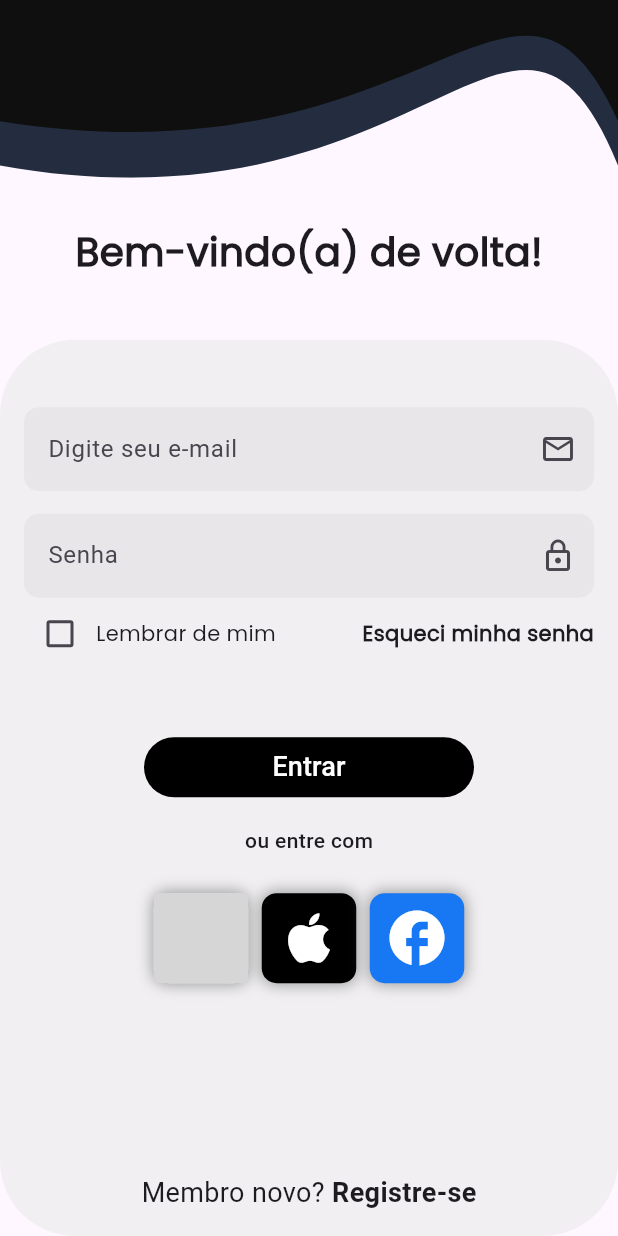
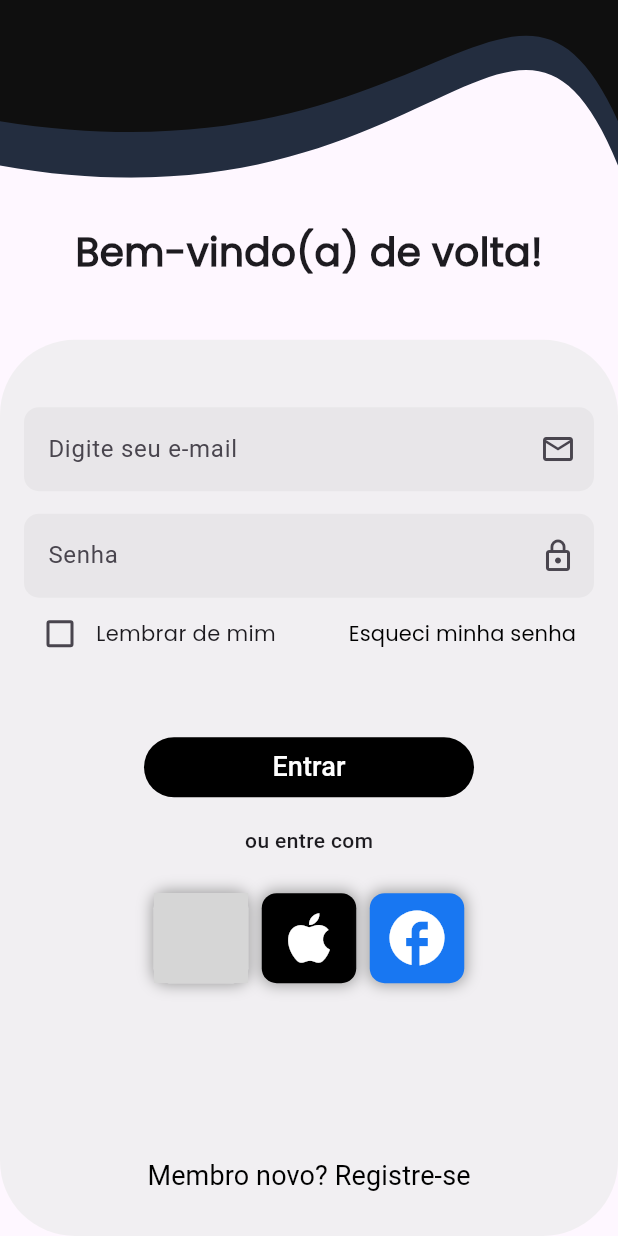
Before and after one commit to guiquerentino/daily, a Flutter app: the screen it shows after launch, on a phone screen of 412 x 824 dp. Run offline on Flutter 3.47's test engine with Material 3 defaults, Android fonts, the phone set to English and light mode, and no system bars; our stand-ins replace flutter_svg, gap; network calls fail; grey boxes are pictures that could not be loaded.

Commit message:
feat: adicionando rotas de login

```diff
--- a/daily/lib/main.dart
+++ b/daily/lib/main.dart
@@ -1,4 +1,10 @@
+import 'package:daily/pages/AccountCreationPage.dart';
+import 'package:daily/pages/ConfirmEmailCodePage.dart';
+import 'package:daily/pages/ForgotPasswordPage.dart';
 import 'package:daily/pages/LoginPage.dart';
+import 'package:daily/pages/PasswordCodeVerificationPage.dart';
+import 'package:daily/pages/SuccesfullAccountCreatedPage.dart';
+import 'package:daily/pages/SucessfullPasswordChangedPage.dart';
 import 'package:flutter/material.dart';
 
 void main() {
@@ -16,9 +22,15 @@ class MyApp extends StatelessWidget {
         colorScheme: ColorScheme.fromSeed(seedColor: Colors.deepPurple),
         useMaterial3: true,
       ),
-      home: const Scaffold(
-        body: LoginPage(),
-      )
+      routes: {
+        '/': (_) => const LoginPage(),
+        '/forgotPassword': (_) => const ForgotPasswordPage(),
+        '/passCodeVerification': (_) => const PasswordCodeVerification(),
+        '/createAccount': (_) => const AccountCreationPage(),
+        '/createAccountCodeVerification': (_) => const ConfirmEmailCodePage(),
+        '/sucessfulAccountCreated': (_) => const SucessfullAccountCreatedPage(),
+        '/sucessfulPasswordChanged': (_) => const SucessfullPasswordChangedPage()
+      },
     );
   }
 }
--- a/daily/lib/pages/ConfirmEmailCodePage.dart
+++ b/daily/lib/pages/ConfirmEmailCodePage.dart
@@ -105,6 +105,8 @@ class _ConfirmEmailCodePageState extends State<ConfirmEmailCodePage> {
                     onPressed: () {
                       String code = controllers.map((e) => e.text).join();
                       print("Código digitado: $code");
+
+                      Navigator.of(context).popAndPushNamed("/sucessfulAccountCreated");
                     },
                     style: ButtonStyle(
                         backgroundColor:
--- a/daily/lib/pages/LoginPage.dart
+++ b/daily/lib/pages/LoginPage.dart
@@ -25,7 +25,10 @@ class _LoginPageState extends State<LoginPage> {
           const Gap(31),
           const Text(
             "Bem-vindo(a) de volta!",
-            style: TextStyle(fontSize: 26, fontFamily: 'Poppins', fontWeight: FontWeight.bold),
+            style: TextStyle(
+                fontSize: 26,
+                fontFamily: 'Poppins',
+                fontWeight: FontWeight.bold),
           ),
           const Gap(40),
           Expanded(
@@ -104,11 +107,18 @@ class _LoginPageState extends State<LoginPage> {
                                           fontWeight: FontWeight.w300)),
                                 ],
                               ),
-                              const Text("Esqueci minha senha",
-                                  style: TextStyle(
-                                      fontSize: 14,
-                                      fontFamily: 'Poppins',
-                                      fontWeight: FontWeight.bold))
+                              TextButton(
+                                onPressed: () {
+                                  Navigator.of(context)
+                                      .pushNamed("/forgotPassword");
+                                },
+                                child: const Text("Esqueci minha senha",
+                                    style: TextStyle(
+                                        fontSize: 14,
+                                        color: Colors.black,
+                                        fontFamily: 'Poppins',
+                                        fontWeight: FontWeight.w400)),
+                              ),
                             ],
                           ),
                           const Gap(41),
@@ -140,18 +150,18 @@ class _LoginPageState extends State<LoginPage> {
                   ),
                   const DailySocialLogin(),
                   const Spacer(),
-                  const Padding(
-                    padding: EdgeInsets.all(16.0),
+                  Padding(
+                    padding: const EdgeInsets.all(16.0),
                     child: Row(
                       mainAxisAlignment: MainAxisAlignment.center,
                       children: [
-                        Text(
-                          "Membro novo?",
-                          style: TextStyle(fontSize: 18),
-                        ),
-                        Text(" Registre-se",
-                            style: TextStyle(
-                                fontSize: 18, fontWeight: FontWeight.bold))
+                        TextButton(
+                            onPressed: () {
+                              Navigator.of(context).pushNamed("/createAccount");
+                            },
+                            child: const Text("Membro novo? Registre-se",
+                                style: TextStyle(
+                                    fontSize: 18, color: Colors.black, fontWeight: FontWeight.w400))),
                       ],
                     ),
                   )
--- a/daily/lib/pages/SuccesfullAccountCreatedPage.dart
+++ b/daily/lib/pages/SuccesfullAccountCreatedPage.dart
@@ -27,7 +27,9 @@ class SucessfullAccountCreatedPage extends StatelessWidget {
         ),
       ),
       floatingActionButton: FloatingActionButton(
-          onPressed: () {},
+          onPressed: () {
+            Navigator.of(context).pop();
+          },
           backgroundColor: Colors.black,
           shape:
           RoundedRectangleBorder(borderRadius: BorderRadius.circular(100)),
--- a/daily/lib/pages/SucessfullPasswordChangedPage.dart
+++ b/daily/lib/pages/SucessfullPasswordChangedPage.dart
@@ -27,7 +27,9 @@ class SucessfullPasswordChangedPage extends StatelessWidget {
         ),
       ),
       floatingActionButton: FloatingActionButton(
-          onPressed: () {},
+          onPressed: () {
+            Navigator.of(context).pop();
+          },
           backgroundColor: Colors.black,
           shape:
           RoundedRectangleBorder(borderRadius: BorderRadius.circular(100)),
```
Also changed, not shown: daily/lib/pages/AccountCreationPage.dart (+8 -3 lines), daily/lib/pages/ForgotPasswordPage.dart (+4 -3 lines), daily/lib/pages/PasswordCodeVerificationPage.dart (+5 -2 lines).
